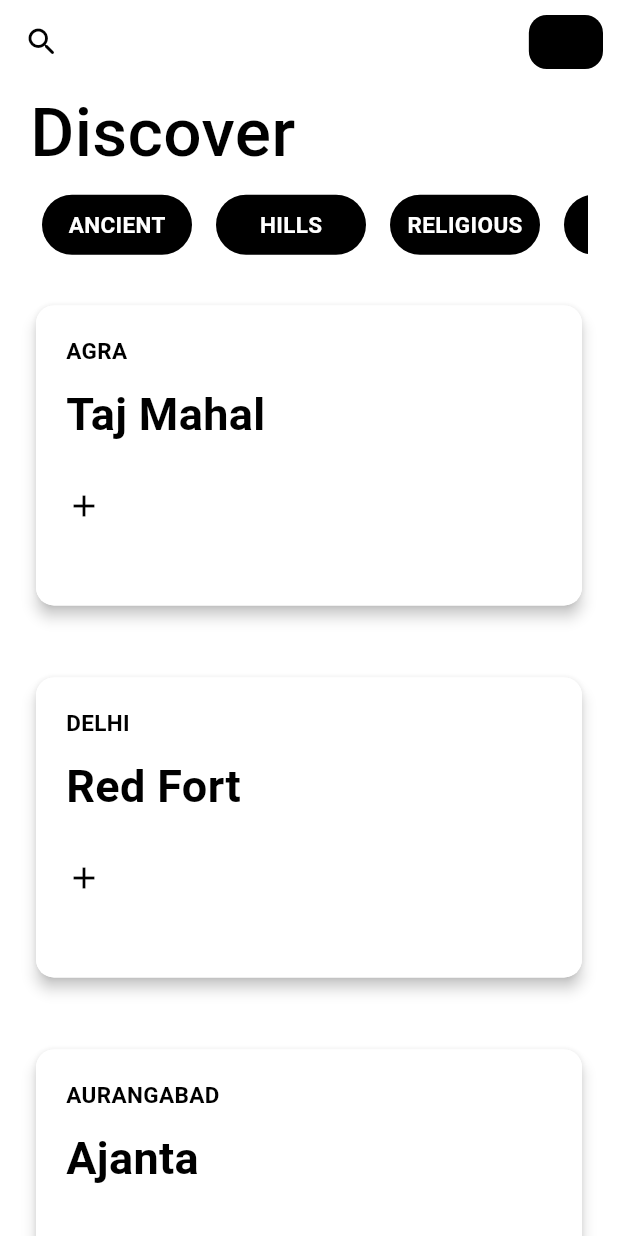
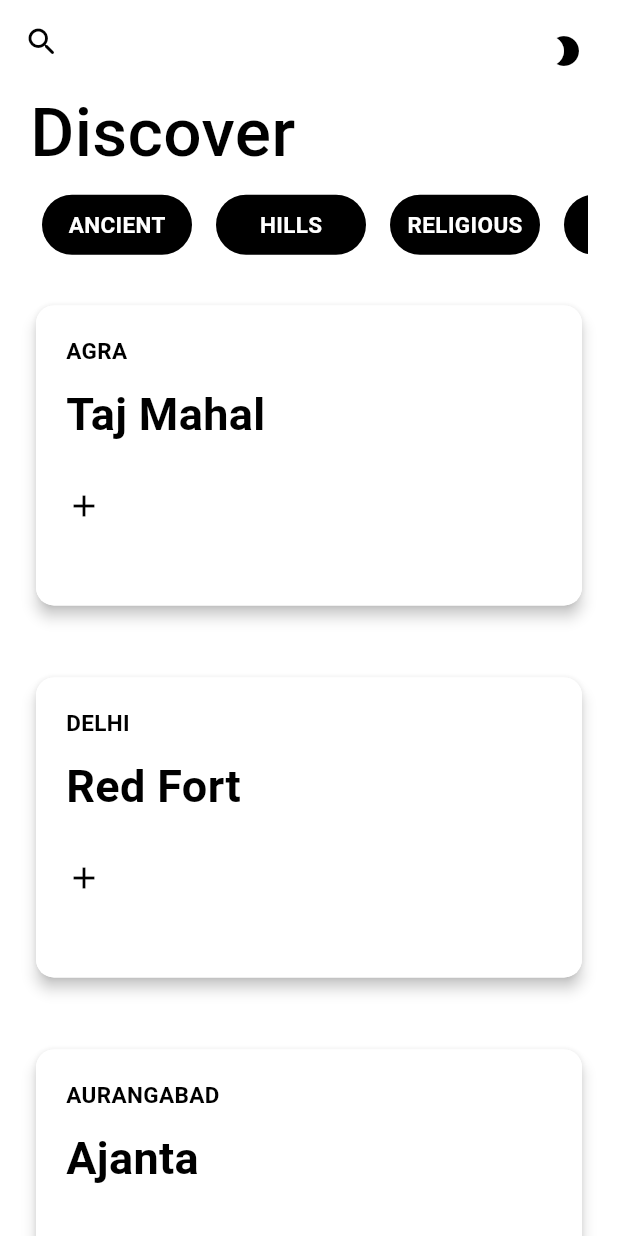
Before and after one commit to emekss/Explore_App_UI, a Flutter app: the screen it shows after launch, on a phone screen of 412 x 824 dp. Run offline on Flutter 3.47's test engine with Material 3 defaults, Android fonts, the phone set to English and light mode, and no system bars; missing offline and left inert: dart:js.

Commit message:
new theme button added

```diff
--- /dev/null
+++ b/lib/components/new_theme_button.dart
@@ -0,0 +1,32 @@
+import 'package:flutter/material.dart';
+import 'package:provider/provider.dart';
+
+import '../theme/theme_provider.dart';
+
+class ThemeButton extends StatefulWidget {
+  const ThemeButton({super.key});
+
+  @override
+  State<ThemeButton> createState() => _ThemeButtonState();
+}
+
+class _ThemeButtonState extends State<ThemeButton> {
+  bool isDarkMode = false;
+
+  @override
+  Widget build(BuildContext context) {
+    return Column(
+      mainAxisAlignment: MainAxisAlignment.center,
+      children: [
+        // Toggle Button
+        IconButton(
+          icon: isDarkMode ? Icon(Icons.wb_sunny) : Icon(Icons.brightness_2),
+          onPressed: () {
+            Provider.of<ThemeProvider>(context, listen: false).toggleTheme();
+          },
+        ),
+        // Additional content...
+      ],
+    );
+  }
+}
--- a/lib/components/theme_button.dart
+++ b/lib/components/theme_button.dart
@@ -1,7 +1,7 @@
 import 'package:flutter/material.dart';
 
-class ThemeButton extends StatelessWidget {
-  const ThemeButton({
+class ThemeButton1 extends StatelessWidget {
+  const ThemeButton1({
     super.key,
   });
 
--- a/lib/home_screen.dart
+++ b/lib/home_screen.dart
@@ -3,6 +3,8 @@ import 'package:flutter_application_1/components/list.dart';
 import 'package:flutter_application_1/components/header_row.dart';
 import 'package:flutter_application_1/components/theme_button.dart';
 import 'package:flutter_application_1/components/travel_card.dart';
+
+import 'components/new_theme_button.dart';
 
 class HomeScreen extends StatelessWidget {
   const HomeScreen({super.key});
```
